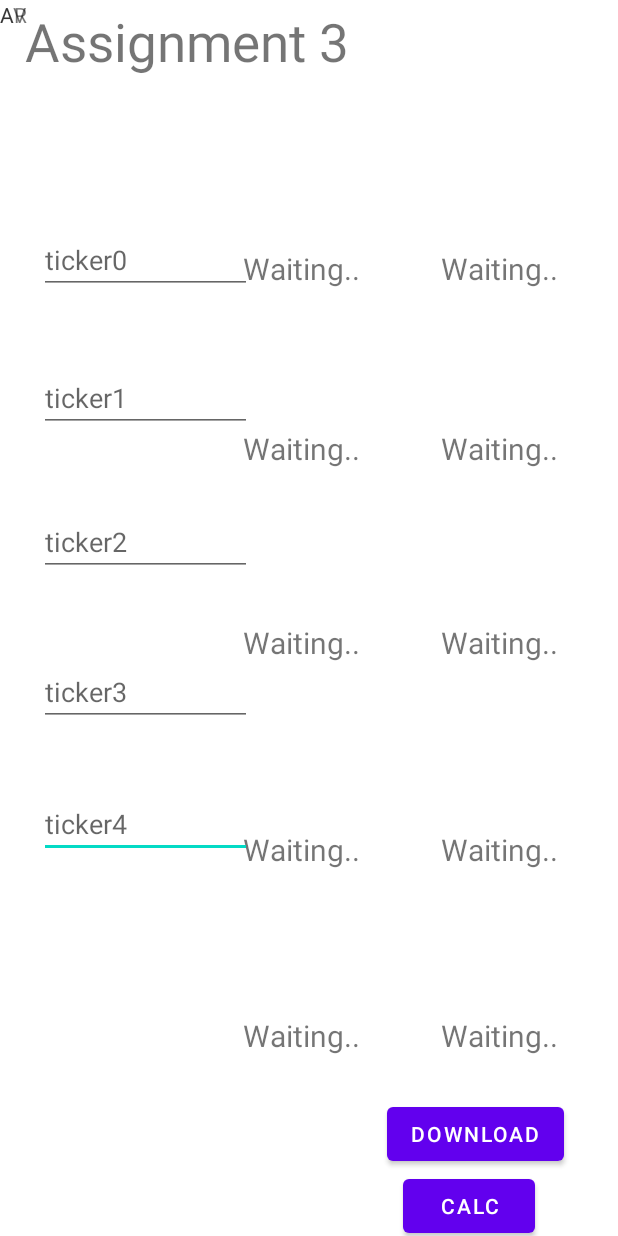
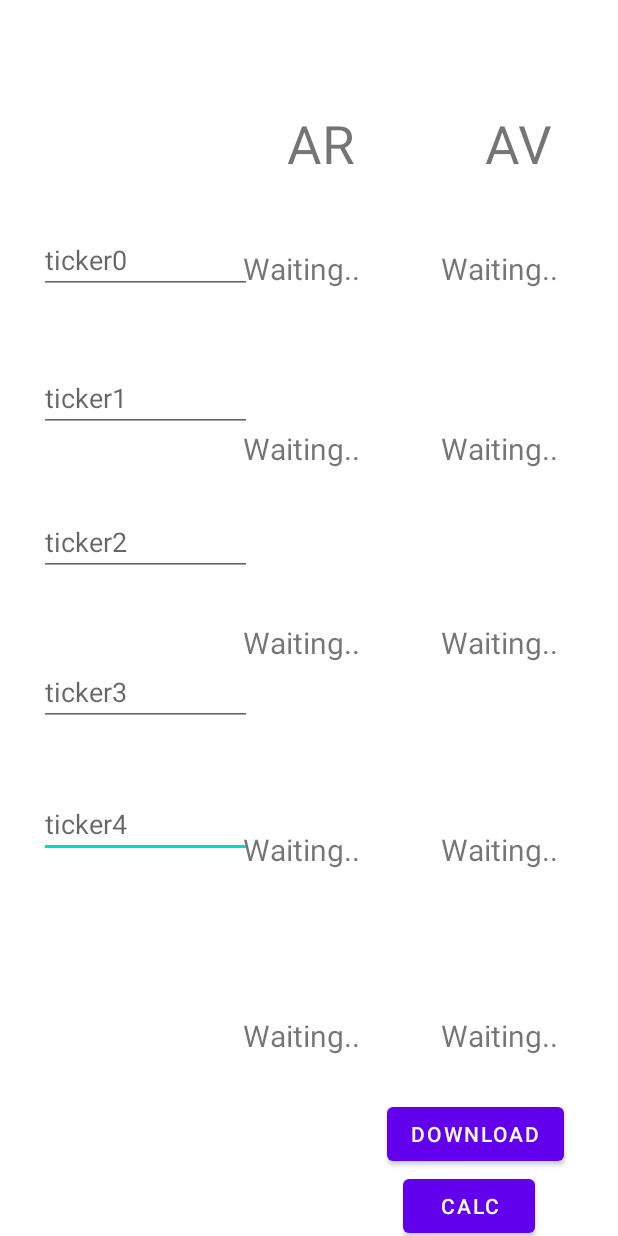
Before and after one commit to ELAbishek/205asgn3, an Android app: the screen it shows after launch (MainActivity), after a tap on "CALC", on a phone screen of 412 x 824 dp. Run offline under Robolectric (Android 15) with nearby library versions, the phone set to English and light mode, and no system bars.

Commit message:
Added AR AV fields names in UI

```diff
--- a/app/src/main/res/layout/activitymain.xml
+++ b/app/src/main/res/layout/activitymain.xml
@@ -227,31 +227,16 @@
 
     <TextView
         android:id="@+id/textView"
-        android:layout_width="380dp"
-        android:layout_height="51dp"
-        android:layout_marginTop="4dp"
+        android:layout_width="239dp"
+        android:layout_height="49dp"
+        android:layout_marginTop="72dp"
         android:background="@color/white"
         android:fontFamily="sans-serif"
-        android:text="Assignment 3"
+        android:text="      AR          AV"
         android:textSize="35sp"
         app:layout_constraintEnd_toEndOf="parent"
-        app:layout_constraintHorizontal_bias="0.516"
+        app:layout_constraintHorizontal_bias="0.806"
         app:layout_constraintStart_toStartOf="parent"
         app:layout_constraintTop_toTopOf="parent" />
 
-    <TextView
-        android:id="@+id/textView2"
-        android:layout_width="33dp"
-        android:layout_height="27dp"
-        android:text="AR"
-        tools:layout_editor_absoluteX="199dp"
-        tools:layout_editor_absoluteY="104dp" />
-
-    <TextView
-        android:id="@+id/textView3"
-        android:layout_width="43dp"
-        android:layout_height="38dp"
-        android:text="AV"
-        tools:layout_editor_absoluteX="331dp"
-        tools:layout_editor_absoluteY="104dp" />
 </androidx.constraintlayout.widget.ConstraintLayout>
```
